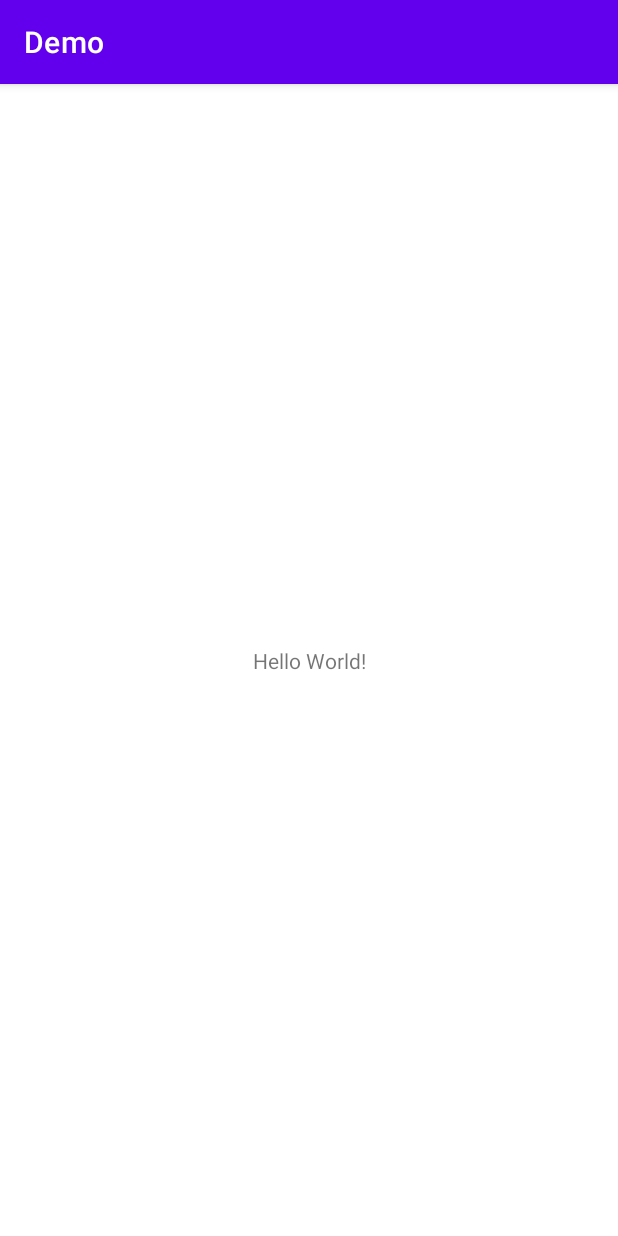
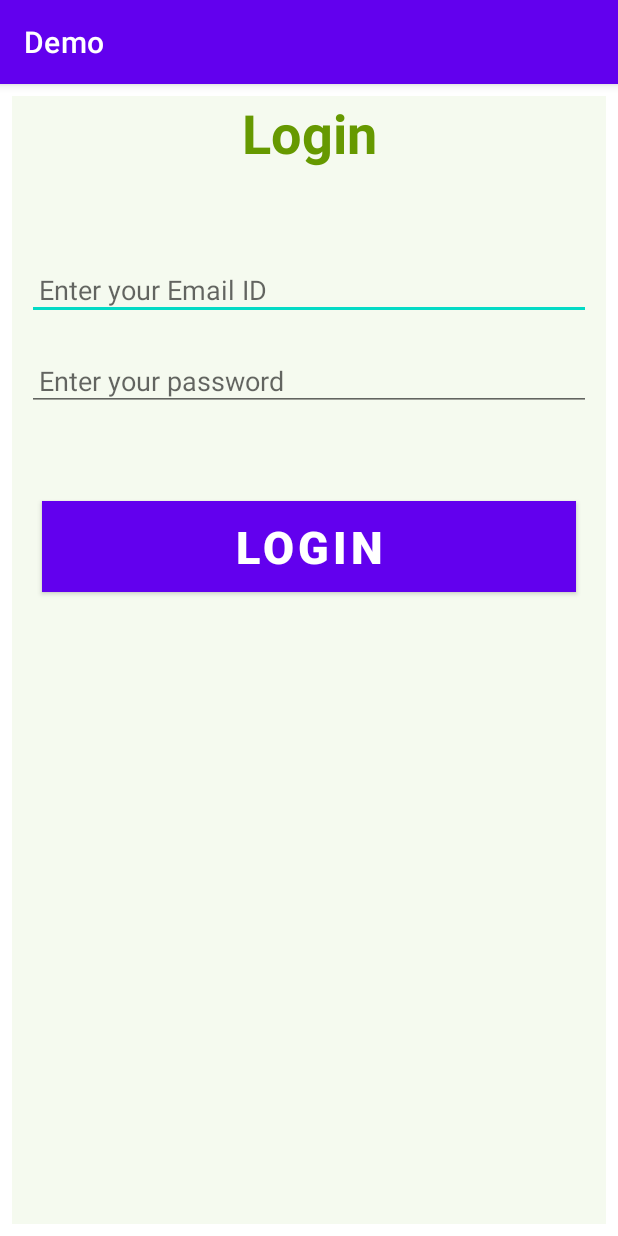
Before and after one commit to vandanapatel151995/Demo, an Android app: the screen it shows after launch (MainActivity before the commit, LoginActivity after it), on a phone screen of 412 x 824 dp. Run offline under Robolectric (Android 15) with nearby library versions, the phone set to English and light mode, and no system bars; our stand-ins replace data binding; 2 statements that could not run were skipped.

Commit message:
initial commit

```diff
--- a/app/src/main/AndroidManifest.xml
+++ b/app/src/main/AndroidManifest.xml
@@ -9,7 +9,11 @@
         android:roundIcon="@mipmap/ic_launcher_round"
         android:supportsRtl="true"
         android:theme="@style/Theme.Demo">
-        <activity android:name=".MainActivity">
+        <activity
+            android:name=".view.MainActivity"
+            android:label="@string/title_activity_main"
+            android:theme="@style/Theme.Demo.NoActionBar"></activity>
+        <activity android:name=".view.LoginActivity">
             <intent-filter>
                 <action android:name="android.intent.action.MAIN" />
 
--- a/app/src/main/java/com/example/demo/model/UserModel.java
+++ b/app/src/main/java/com/example/demo/model/UserModel.java
@@ -1,6 +1,10 @@
 package com.example.demo.model;
 
 public class UserModel {
+    public UserModel(String email, String password){
+        this.email = email;
+        this.password = password;
+    }
     private String email;
 
     public String getEmail() {
--- /dev/null
+++ b/app/src/main/java/com/example/demo/view/LoginActivity.java
@@ -0,0 +1,38 @@
+package com.example.demo.view;
+
+import androidx.appcompat.app.AppCompatActivity;
+import androidx.databinding.BindingAdapter;
+import androidx.databinding.DataBindingUtil;
+
+import android.content.Intent;
+import android.os.Bundle;
+import android.view.View;
+import android.widget.Toast;
+
+import com.example.demo.R;
+import com.example.demo.databinding.ActivityLoginBinding;
+
+import com.example.demo.viewmodel.AppViewModel;
+
+import static com.example.demo.viewmodel.AppViewModel.START_SOME_ACTIVITY;
+
+public class LoginActivity extends AppCompatActivity {
+    @Override
+    protected void onCreate(Bundle savedInstanceState) {
+        super.onCreate(savedInstanceState);
+        setContentView(R.layout.activity_login);
+        ActivityLoginBinding activityMainBinding = DataBindingUtil.setContentView(this, R.layout.activity_login);
+        activityMainBinding.setViewModel(new AppViewModel());
+        activityMainBinding.executePendingBindings();
+    }
+    @BindingAdapter({"toastMessage"})
+    public static void runMe(View view, int message) {
+        if (message == START_SOME_ACTIVITY) {
+            view.getContext().startActivity(new Intent(view.getContext(), MainActivity.class));
+        }
+       /* if (message != null){
+            message==
+            Toast.makeText(view.getContext(), message, Toast.LENGTH_SHORT).show();}*/
+
+    }
+}
--- /dev/null
+++ b/app/src/main/java/com/example/demo/viewmodel/AppViewModel.java
@@ -0,0 +1,103 @@
+package com.example.demo.viewmodel;
+
+import android.graphics.ColorSpace;
+import android.text.TextUtils;
+import android.util.Patterns;
+import androidx.databinding.BaseObservable;
+import androidx.databinding.Bindable;
+
+import com.example.demo.BR;
+import com.example.demo.model.UserModel;
+
+public class AppViewModel extends BaseObservable {
+
+	// creating object of Model class
+	private UserModel model;
+
+	// string variables for
+	// toast messages
+	private String successMessage = "Login successful";
+	private String errorMessage = "Email or Password is not valid";
+	public static final int START_SOME_ACTIVITY = 123;
+	@Bindable
+	// string variable for
+	// toast message
+	private String toastMessage = null;
+
+
+	@Bindable
+	private int messageId;
+
+
+	public int getMessageId() {
+		return messageId;
+	}
+
+	public void setMessageId(int message) {
+		this.messageId = messageId;
+	}
+
+
+	// getter and setter methods
+	// for toast message
+	public String getToastMessage() {
+		return toastMessage;
+	}
+
+	private void setToastMessage(String toastMessage) {
+		this.toastMessage = toastMessage;
+		notifyPropertyChanged(BR.toastMessage);
+	}
+
+	// getter and setter methods
+	// for email varibale
+	@Bindable
+	public String getUserEmail() {
+		return model.getEmail();
+	}
+
+	public void setUserEmail(String email) {
+		model.setEmail(email);
+		notifyPropertyChanged(BR.userEmail);
+	}
+
+	// getter and setter methods
+	// for password variable
+	@Bindable
+	public String getUserPassword() {
+		return model.getPassword();
+	}
+
+	public void setUserPassword(String password) {
+		model.setPassword(password);
+		notifyPropertyChanged(BR.userPassword);
+	}
+
+	// constructor of ViewModel class
+	public AppViewModel() {
+
+		// instantiating object of
+		// model class
+		model = new UserModel("","");
+	}
+
+	// actions to be performed
+	// when user clicks
+	// the LOGIN button
+	public void onButtonClicked() {
+		if (isValid()) {
+			//setToastMessage(successMessage);
+			messageId = START_SOME_ACTIVITY;
+			notifyPropertyChanged(BR.messageId);
+		}
+
+	}
+
+	// method to keep a check
+	// that variable fields must
+	// not be kept empty by user
+	public boolean isValid() {
+		return !TextUtils.isEmpty(getUserEmail()) && Patterns.EMAIL_ADDRESS.matcher(getUserEmail()).matches()
+				&& getUserPassword().length() > 5;
+	}
+}
--- /dev/null
+++ b/app/src/main/res/layout/activity_login.xml
@@ -0,0 +1,79 @@
+<?xml version="1.0" encoding="utf-8"?>
+<layout xmlns:android="http://schemas.android.com/apk/res/android"
+    xmlns:app="http://schemas.android.com/apk/res-auto"
+    xmlns:bind="http://schemas.android.com/tools">
+
+    <!-- binding object of ViewModel to the XML layout -->
+    <data>
+        <variable
+            name="viewModel"
+            type="com.example.demo.viewmodel.AppViewModel" />
+    </data>
+
+    <!-- Provided Linear layout for the activity components -->
+    <LinearLayout
+        android:layout_width="match_parent"
+        android:layout_height="match_parent"
+        android:layout_gravity="center"
+        android:layout_margin="8dp"
+        android:background="#168BC34A"
+        android:orientation="vertical">
+
+        <!-- TextView for the heading of the activity -->
+        <TextView
+            android:id="@+id/textView"
+            android:layout_width="match_parent"
+            android:layout_height="wrap_content"
+            android:text="@string/heading"
+            android:layout_gravity="center"
+            android:gravity="center"
+            android:textColor="@android:color/holo_green_dark"
+            android:textSize="36sp"
+            android:textStyle="bold" />
+
+        <!-- EditText field for the Email -->
+        <EditText
+            android:id="@+id/inEmail"
+            android:layout_width="match_parent"
+            android:layout_height="wrap_content"
+            android:layout_marginStart="10dp"
+            android:layout_marginTop="60dp"
+            android:layout_marginEnd="10dp"
+            android:layout_marginBottom="20dp"
+            android:hint="@string/email_hint"
+            android:inputType="textEmailAddress"
+            android:padding="8dp"
+            android:text="@={viewModel.userEmail}" />
+
+        <!-- EditText field for the password -->
+        <EditText
+            android:id="@+id/inPassword"
+            android:layout_width="match_parent"
+            android:layout_height="wrap_content"
+            android:layout_marginStart="10dp"
+            android:layout_marginEnd="10dp"
+            android:hint="@string/password_hint"
+            android:inputType="textPassword"
+            android:padding="8dp"
+            android:text="@={viewModel.userPassword}" />
+
+        <!-- Login Button of the activity -->
+        <Button
+            android:layout_width="match_parent"
+            android:layout_height="wrap_content"
+            android:layout_marginStart="20dp"
+            android:layout_marginTop="60dp"
+            android:layout_marginEnd="20dp"
+            android:background="#4CAF50"
+            android:onClick="@{()-> viewModel.onButtonClicked()}"
+            android:text="@string/button_text"
+            android:textColor="@android:color/background_light"
+            android:textSize="30sp"
+            android:textStyle="bold"
+            bind:toastMessage="@{viewModel.toastMessage}"
+            bind:showMessage="@{viewModel.messageId}"/>
+
+
+
+    </LinearLayout>
+</layout>
--- /dev/null
+++ b/app/src/main/res/values-w820dp/dimens.xml
@@ -0,0 +1,6 @@
+<resources>
+    <!-- Example customization of dimensions originally defined in res/values/dimens.xml
+         (such as screen margins) for screens with more than 820dp of available width. This
+         would include 7" and 10" devices in landscape (~960dp and ~1280dp respectively). -->
+    <dimen name="activity_horizontal_margin">64dp</dimen>
+</resources>
--- a/app/src/main/res/values/strings.xml
+++ b/app/src/main/res/values/strings.xml
@@ -1,3 +1,10 @@
 <resources>
     <string name="app_name">Demo</string>
+    <string name="email_hint">Enter your Email ID</string>
+    <string name="password_hint">Enter your password</string>
+    <string name="button_text">Login</string>
+    <string name="heading">Login</string>
+    <string name="title_activity_main">MainActivity</string>
+    <string name="tab_text_1">Tab 1</string>
+    <string name="tab_text_2">Tab 2</string>
 </resources>
--- a/app/src/main/res/values/themes.xml
+++ b/app/src/main/res/values/themes.xml
@@ -13,4 +13,13 @@
         <item name="android:statusBarColor" tools:targetApi="l">?attr/colorPrimaryVariant</item>
         <!-- Customize your theme here. -->
     </style>
+
+    <style name="Theme.Demo.NoActionBar">
+        <item name="windowActionBar">false</item>
+        <item name="windowNoTitle">true</item>
+    </style>
+
+    <style name="Theme.Demo.AppBarOverlay" parent="ThemeOverlay.AppCompat.Dark.ActionBar" />
+
+    <style name="Theme.Demo.PopupOverlay" parent="ThemeOverlay.AppCompat.Light" />
 </resources>
```
Also changed, not shown: app/build.gradle (+27 -0 lines), app/src/main/java/com/example/demo/MainActivity.java (deleted, +0 -14 lines), app/src/main/java/com/example/demo/view/MainActivity.java (added, +40 -0 lines), app/src/main/java/com/example/demo/view/ui/main/PageViewModel.java (added, +26 -0 lines), app/src/main/java/com/example/demo/view/ui/main/PlaceholderFragment.java (added, +59 -0 lines), app/src/main/java/com/example/demo/view/ui/main/SectionsPagerAdapter.java (added, +46 -0 lines), app/src/main/res/layout/activity_main.xml (+36 -10 lines), app/src/main/res/layout/fragment_main.xml (added, +23 -0 lines), app/src/main/res/values/dimens.xml (added, +8 -0 lines).
